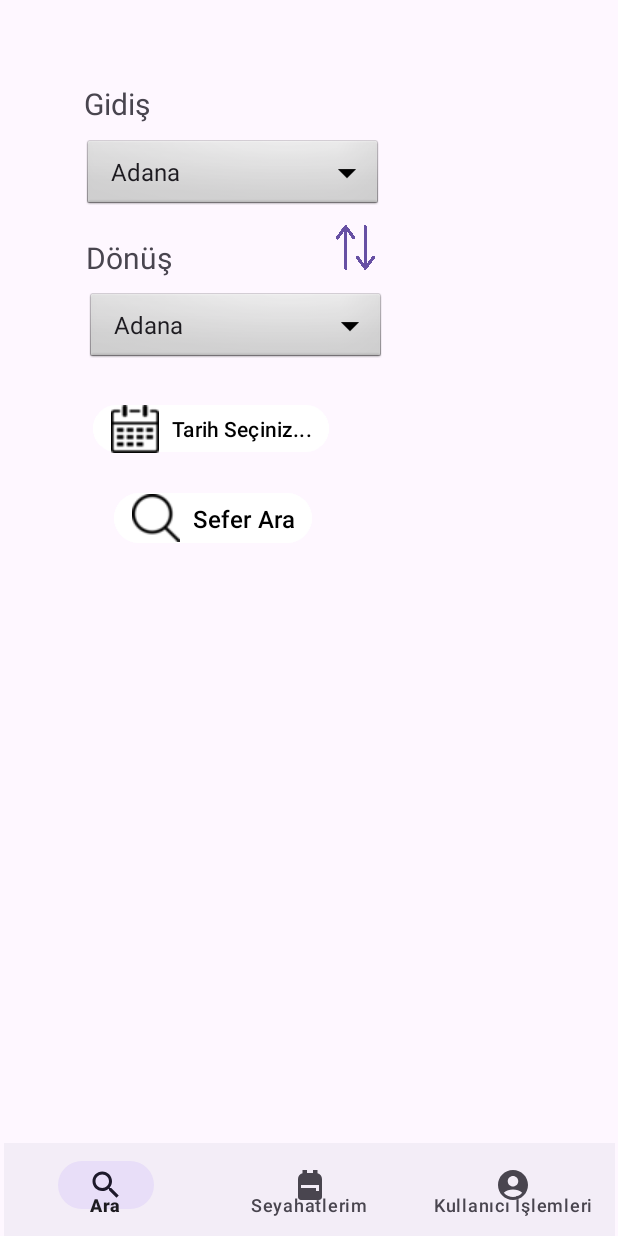
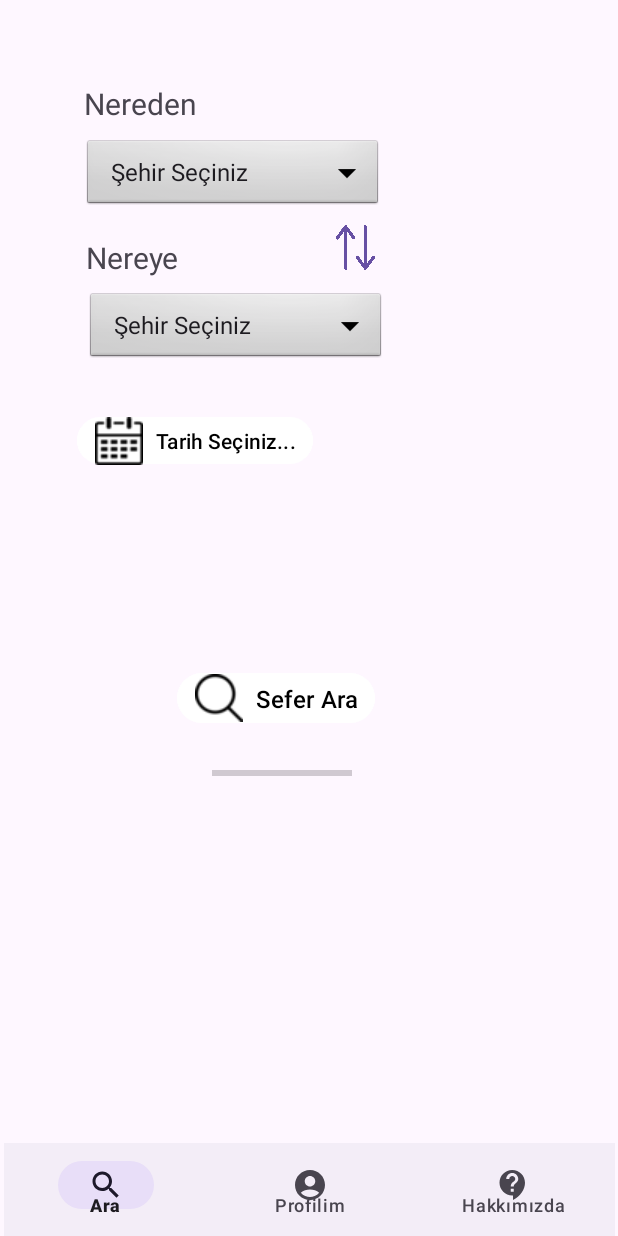
Before and after one commit to mehmetortk/SeyahatKolayMobileApp, an Android app: the TicketFragment screen opened directly, with no data from a screen before it, on a phone screen of 412 x 824 dp. Run offline under Robolectric (Android 15) with nearby library versions, the phone set to English and light mode, and no system bars.

Commit message:
minor fixes

```diff
--- a/app/src/main/AndroidManifest.xml
+++ b/app/src/main/AndroidManifest.xml
@@ -16,9 +16,7 @@
         android:supportsRtl="true"
         android:theme="@style/Theme.FireBaseMobileApp"
         tools:targetApi="31">
-        <activity
-            android:name=".User_Information"
-            android:exported="false" />
+
         <activity
             android:name=".splash_screen"
             android:exported="true">
--- a/app/src/main/java/com/example/seyahatkolaymobileapp/Login.java
+++ b/app/src/main/java/com/example/seyahatkolaymobileapp/Login.java
@@ -61,7 +61,7 @@ public class Login extends AppCompatActivity {
                                 if (task.isSuccessful()) {
                                     boolean userFound = false;
                                     for (QueryDocumentSnapshot document : task.getResult()) {
-                                        String actualUsername = document.getString("email");
+                                        String actualUsername = document.getString("username");
                                         String actualPassword = document.getString("password");
                                         if (document.exists() && actualPassword != null && actualPassword.equals(password) && actualUsername != null && actualUsername.equals(username)) {
                                             Toast.makeText(Login.this, "Success", Toast.LENGTH_SHORT).show();
@@ -79,7 +79,7 @@ public class Login extends AppCompatActivity {
                                     Exception exception = task.getException();
                                     if (exception != null) {
                                         Log.e("FirestoreError", "Error retrieving user data: " + exception.getMessage());
-                                        vibrator.vibrate(500);
+                                        vibrator.vibrate(450);
                                     }
                                     Toast.makeText(Login.this, "Error retrieving data. Please try again later", Toast.LENGTH_SHORT).show();
                                 }
--- a/app/src/main/java/com/example/seyahatkolaymobileapp/MainActivity.java
+++ b/app/src/main/java/com/example/seyahatkolaymobileapp/MainActivity.java
@@ -25,7 +25,11 @@ public class MainActivity extends AppCompatActivity {
         binding.bottomNavigationView.setOnItemSelectedListener(menuItem -> {
             if (menuItem.getItemId() == R.id.fragment_ticket) {
                 replaceFragment(new TicketFragment());
-            } else if (menuItem.getItemId() == R.id.fragment_aboutus) {
+            }
+            else if (menuItem.getItemId() == R.id.fragment_user_profile) {
+                replaceFragment(new UserProfileFragment());
+            }
+            else if (menuItem.getItemId() == R.id.fragment_aboutus) {
                 replaceFragment(new AboutusFragment());
             }
             return true;
--- a/app/src/main/java/com/example/seyahatkolaymobileapp/TicketFragment.java
+++ b/app/src/main/java/com/example/seyahatkolaymobileapp/TicketFragment.java
@@ -1,7 +1,9 @@
 package com.example.seyahatkolaymobileapp;
 
 import android.app.DatePickerDialog;
+import android.content.Intent;
 import android.os.Bundle;
+import android.os.Handler;
 import android.view.LayoutInflater;
 import android.view.View;
 import android.view.ViewGroup;
@@ -9,6 +11,7 @@ import android.widget.AdapterView;
 import android.widget.ArrayAdapter;
 import android.widget.Button;
 import android.widget.DatePicker;
+import android.widget.ProgressBar;
 import android.widget.Spinner;
 
 import androidx.fragment.app.Fragment;
@@ -18,8 +21,9 @@ import java.util.Calendar;
 public class TicketFragment extends Fragment {
 
     Spinner spinner1, spinner2;
-    Button btnDateTimePicker;
-    String[] sehirler = {"Adana", "Adıyaman", "Afyon", "Ağrı", "Amasya", "Ankara", "Antalya", "Artvin",
+    Button btnDateTimePicker,btnChangeDirection,searchButton;
+    ProgressBar progressBar;
+    String[] sehirler = {"Şehir Seçiniz", "Adana", "Adıyaman", "Afyon", "Ağrı", "Amasya", "Ankara", "Antalya", "Artvin",
             "Aydın", "Balıkesir", "Bilecik", "Bingöl", "Bitlis", "Bolu", "Burdur", "Bursa", "Çanakkale",
             "Çankırı", "Çorum", "Denizli", "Diyarbakır", "Edirne", "Elazığ", "Erzincan", "Erzurum ", "Eskişehir",
             "Gaziantep", "Giresun", "Gümüşhane", "Hakkari", "Hatay", "Isparta", "Mersin", "İstanbul", "İzmir",
@@ -34,22 +38,59 @@ public class TicketFragment extends Fragment {
                              Bundle savedInstanceState) {
         // Inflate the layout for this fragment
         View view = inflater.inflate(R.layout.fragment_ticket, container, false);
-
+        progressBar=view.findViewById(R.id.progressBar);
         btnDateTimePicker = view.findViewById(R.id.btnDateTimePicker);
-
+        btnChangeDirection= view.findViewById(R.id.btnChangeDirection);
         spinner1 = view.findViewById(R.id.spinner1);
         spinner2 = view.findViewById(R.id.spinner2);
-
+        searchButton= view.findViewById(R.id.searchButton);
         ArrayAdapter<String> adapter = new ArrayAdapter<>(requireActivity(), android.R.layout.simple_spinner_item, sehirler);
         adapter.setDropDownViewResource(android.R.layout.simple_spinner_dropdown_item);
         spinner1.setAdapter(adapter);
         spinner2.setAdapter(adapter);
+        btnChangeDirection.setOnClickListener(new View.OnClickListener() {
+            @Override
+            public void onClick(View v) {
+                int spinner1Position = spinner1.getSelectedItemPosition();
+                int spinner2Position = spinner2.getSelectedItemPosition();
+
+                spinner1.setSelection(spinner2Position);
+                spinner2.setSelection(spinner1Position);
+            }
+        });
+
+        btnDateTimePicker.setOnClickListener(new View.OnClickListener() {
+            @Override
+            public void onClick(View v) {
+                showDateTimePicker(v);
+            }
+        });
+
+        searchButton.setOnClickListener(new View.OnClickListener() {
+            @Override
+            public void onClick(View v) {
+                // Progress bar'ı görünür yap
+                progressBar.setVisibility(View.VISIBLE);
+
+                // 5 saniye sonra işlemi gerçekleştir
+                new Handler().postDelayed(new Runnable() {
+                    @Override
+                    public void run() {
+                        // Progress bar'ı gizle
+                        progressBar.setVisibility(View.GONE);
+
+                        // Results activity'sini başlat
+                        Intent intent = new Intent(requireContext(), ResultsActivity.class);
+                        startActivity(intent);
+                    }
+                }, 5000); // 5000 milisaniye (5 saniye) beklet
+            }
+        });
 
         spinner1.setOnItemSelectedListener(new AdapterView.OnItemSelectedListener() {
             @Override
             public void onItemSelected(AdapterView<?> parent, View view, int position, long id) {
                 String value = parent.getItemAtPosition(position).toString();
-                //Buraya otobüs arama yapıldığında seçilen şehirleri otobüs sefer kısmına yazdıran kod olacak.
             }
 
             @Override
@@ -62,7 +103,6 @@ public class TicketFragment extends Fragment {
             @Override
             public void onItemSelected(AdapterView<?> parent, View view, int position, long id) {
                 String value = parent.getItemAtPosition(position).toString();
-                //Buraya otobüs arama yapıldığında seçilen şehirleri otobüs sefer kısmına yazdıran kod olacak.
             }
 
             @Override
@@ -70,6 +110,7 @@ public class TicketFragment extends Fragment {
 
             }
         });
+
 
         return view;
     }
--- /dev/null
+++ b/app/src/main/res/drawable/baseline_contact_support_24.xml
@@ -0,0 +1,5 @@
+<vector xmlns:android="http://schemas.android.com/apk/res/android" android:autoMirrored="true" android:height="24dp" android:tint="#000000" android:viewportHeight="24" android:viewportWidth="24" android:width="24dp">
+
+    <path android:fillColor="@android:color/white" android:pathData="M11.5,2C6.81,2 3,5.81 3,10.5S6.81,19 11.5,19h0.5v3c4.86,-2.34 8,-7 8,-11.5C20,5.81 16.19,2 11.5,2zM12.5,16.5h-2v-2h2v2zM12.5,13h-2c0,-3.25 3,-3 3,-5 0,-1.1 -0.9,-2 -2,-2s-2,0.9 -2,2h-2c0,-2.21 1.79,-4 4,-4s4,1.79 4,4c0,2.5 -3,2.75 -3,5z"/>
+
+</vector>
--- a/app/src/main/res/layout/fragment_ticket.xml
+++ b/app/src/main/res/layout/fragment_ticket.xml
@@ -6,8 +6,6 @@
     android:layout_width="match_parent"
     android:layout_height="match_parent"
     tools:context=".TicketFragment">
-
-
 
 
     <TextView
@@ -19,7 +17,7 @@
         android:layout_centerHorizontal="true"
         android:layout_marginStart="56dp"
         android:layout_marginTop="55dp"
-        android:text="Gidiş"
+        android:text="Nereden"
         android:textSize="20dp" />
 
     <TextView
@@ -30,7 +28,7 @@
         android:layout_alignParentTop="true"
         android:layout_marginStart="57dp"
         android:layout_marginTop="158dp"
-        android:text="Dönüş"
+        android:text="Nereye"
         android:textSize="20dp" />
 
     <Spinner
@@ -70,16 +68,16 @@
         android:layout_height="39dp"
         android:layout_alignParentStart="true"
         android:layout_alignParentTop="true"
-        android:layout_marginStart="62dp"
-        android:layout_marginTop="266dp"
+        android:layout_marginStart="51dp"
+        android:layout_marginTop="274dp"
         android:backgroundTint="@color/white"
         android:drawableLeft="@drawable/date_icon"
         android:drawablePadding="8dp"
         android:onClick="showDateTimePicker"
         android:paddingStart="12dp"
         android:paddingEnd="12dp"
-        android:textColor="@color/black"
-        android:text="Tarih Seçiniz..." />
+        android:text="Tarih Seçiniz..."
+        android:textColor="@color/black" />
 
     <Button
         android:id="@+id/searchButton"
@@ -87,8 +85,8 @@
         android:layout_height="41dp"
         android:layout_below="@+id/btnDateTimePicker"
         android:layout_alignParentStart="true"
-        android:layout_marginStart="76dp"
-        android:layout_marginTop="19dp"
+        android:layout_marginStart="118dp"
+        android:layout_marginTop="131dp"
         android:backgroundTint="@color/white"
         android:drawableLeft="@drawable/search"
         android:drawablePadding="8dp"
@@ -98,5 +96,15 @@
         android:textColor="@color/black"
         android:textSize="16sp" />
 
+    <ProgressBar
+        android:id="@+id/progressBar"
+        style="?android:attr/progressBarStyleHorizontal"
+        android:layout_width="93dp"
+        android:layout_height="wrap_content"
+        android:layout_below="@+id/searchButton"
+        android:layout_alignParentStart="true"
+        android:layout_marginStart="141dp"
+        android:layout_marginTop="21dp" />
+
 
 </RelativeLayout>
--- a/app/src/main/res/menu/bottom_nav_menu.xml
+++ b/app/src/main/res/menu/bottom_nav_menu.xml
@@ -6,11 +6,11 @@
         android:icon="@drawable/baseline_search_24"
         android:title="Ara" />
     <item
-        android:id="@+id/fragment_my_trips"
-        android:icon="@drawable/baseline_backpack_24"
-        android:title="Seyahatlerim" />
+        android:id="@+id/fragment_user_profile"
+        android:icon="@drawable/baseline_account_circle_24"
+        android:title="Profilim" />
     <item
         android:id="@+id/fragment_aboutus"
-        android:icon="@drawable/baseline_account_circle_24"
-        android:title="Kullanıcı İşlemleri" />
+        android:icon="@drawable/baseline_contact_support_24"
+        android:title="Hakkımızda" />
 </menu>
```
Also changed, not shown: app/src/main/java/com/example/seyahatkolaymobileapp/AboutusFragment.java (+11 -9 lines), app/src/main/java/com/example/seyahatkolaymobileapp/Register.java (+6 -5 lines), app/src/main/java/com/example/seyahatkolaymobileapp/UserProfileFragment.java (added, +179 -0 lines), app/src/main/java/com/example/seyahatkolaymobileapp/User_Information.java (deleted, +0 -99 lines), app/src/main/res/layout/fragment_user_profile.xml (renamed from app/src/main/res/layout/user_information.xml, +42 -20 lines).
